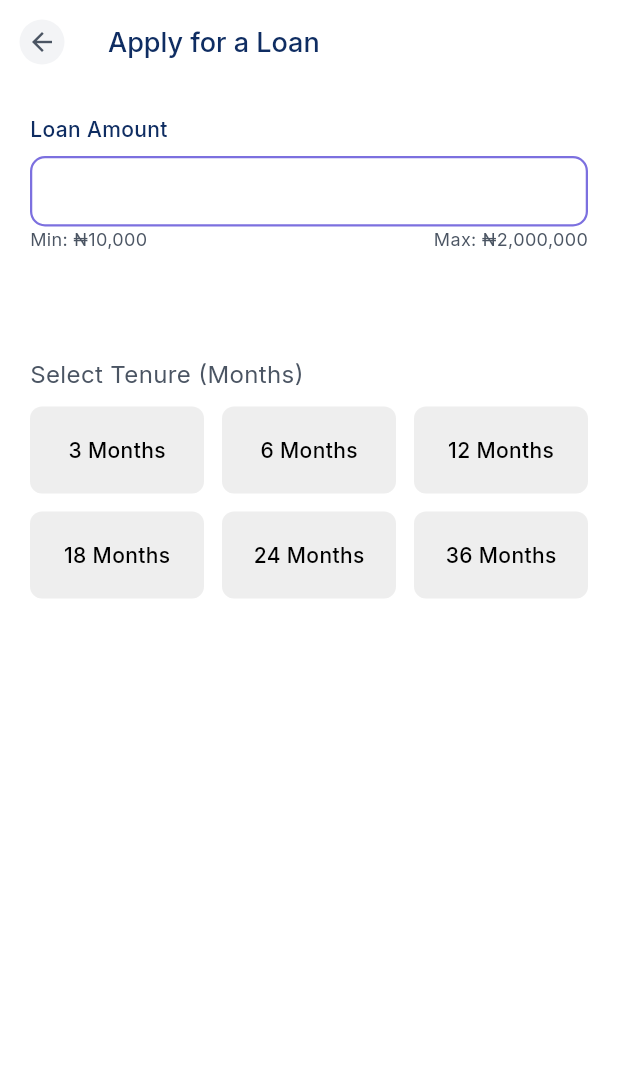
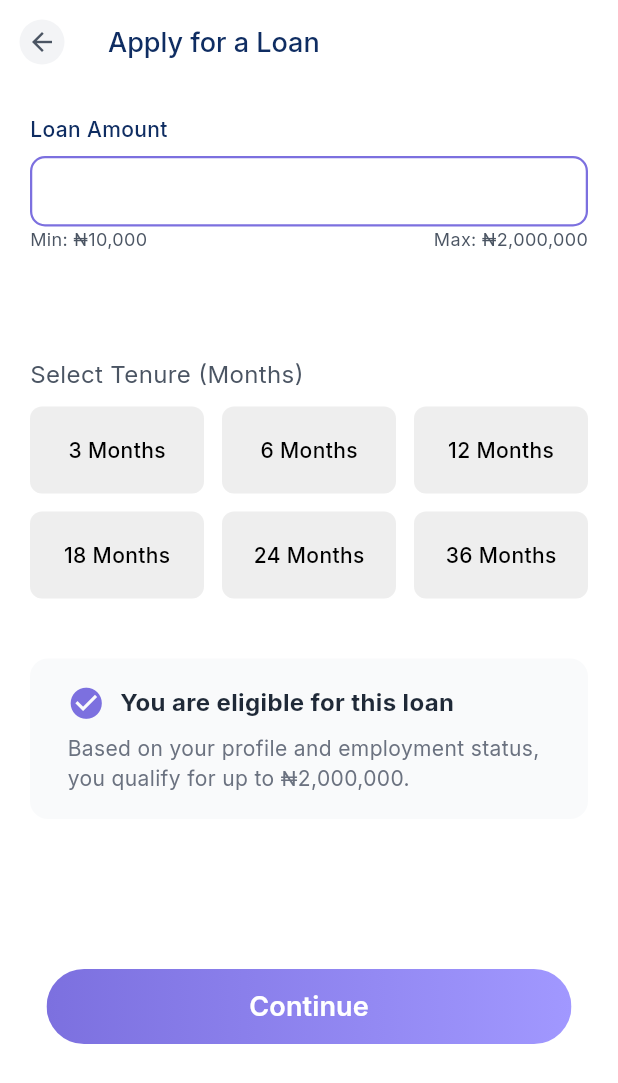
Before and after one commit to samsadeyemo/pcsloanamobilepp, a Flutter app: the ApplyForLoan screen opened by its route, on a phone screen of 412 x 824 dp. Shown: the top 1083 px of the screen. Run offline on Flutter 3.47's test engine with Material 3 defaults, Android fonts, the light colour scheme and no system bars; our stand-ins replace flutter_dotenv, flutter_riverpod, go_router, shared_preferences; accounts and stored records are empty; project files that could hold a hidden picture were left out.

Commit message:
Finished the apply loan screen

```diff
--- a/lib/features/loan_application/presentation/apply_for_loan.dart
+++ b/lib/features/loan_application/presentation/apply_for_loan.dart
@@ -1,6 +1,8 @@
 import 'package:flutter/material.dart';
 import 'package:flutter_riverpod/flutter_riverpod.dart';
+import 'package:go_router/go_router.dart';
 import 'package:pcsloan/common/widgets/custom_tenure_button.dart';
+import 'package:pcsloan/common/widgets/gradient_action_button.dart';
 
 class ApplyForLoan extends ConsumerStatefulWidget {
   const ApplyForLoan({super.key});
@@ -157,7 +159,69 @@ class _ApplyForLoan extends ConsumerState<ApplyForLoan> {
                       }).toList(),
                 ),
 
+Align(
+                  alignment: Alignment.center,
+                  child: Padding(
+                    padding: EdgeInsets.only(top: 40),
+                    child: Container(
+                      padding: const EdgeInsets.symmetric(
+                        horizontal: 24,
+                        vertical: 16,
+                      ),
+                      decoration: BoxDecoration(
+                        color: const Color(0xFFF9FAFB),
+                        borderRadius: BorderRadius.circular(12),
+                        border: Border.all(color: Colors.transparent),
+                      ),
+                      child: Column(
+                        crossAxisAlignment: CrossAxisAlignment.start,
+                        children:  [
+                          Row(
+                            children: [
+                              Icon(
+                                Icons.check_circle,
+                                size: 25,
+                                color: Color(0xff7C70DF),
+                              ),
+                              SizedBox(width: 10),
+                              Text(
+                                'You are eligible for this loan',
+                                style: TextStyle(
+                                  fontSize: 16,
+                                  fontWeight: FontWeight.bold,
+                                  color: Color(0xFF1F2937),
+                                ),
+                              ),
+                            ],
+                          ),
 
+                          SizedBox(height: 8),
+                          Text(
+                            'Based on your profile and employment status, you qualify for up to ₦2,000,000.',
+                            style: TextStyle(
+                              fontSize: 14,
+                              color: Color(0xFF6B7280),
+                            ),
+                          ),
+                        ],
+                      ),
+                    ),
+                  ),
+                ),
+
+                Align(
+                    alignment: Alignment.center,
+                    child: Padding(
+                      padding: EdgeInsets.only(top: 100),
+                      child: GradientActionButton(
+                        text: "Continue",
+                        size: 18,
+                        onPressed: () {
+                          context.go("/loan_application");
+                        },
+                      ),
+                    ),
+                  ),
 
               ],
             ),
```
